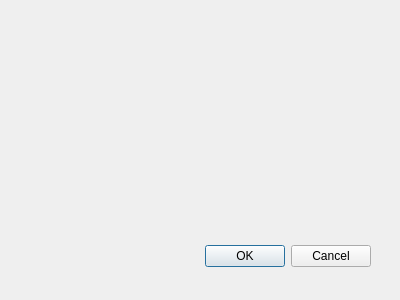
Qt form info_silo/UI/keyword_search.ui (austinschaaf1/455_final) before a commit.
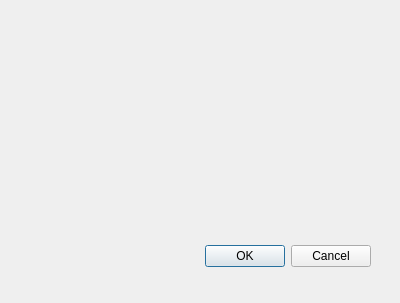
The same form after that commit.

Patch:
```diff
--- a/info_silo/UI/keyword_search.ui
+++ b/info_silo/UI/keyword_search.ui
@@ -7,7 +7,7 @@
     <x>0</x>
     <y>0</y>
     <width>400</width>
-    <height>300</height>
+    <height>303</height>
    </rect>
   </property>
   <property name="windowTitle">
```
